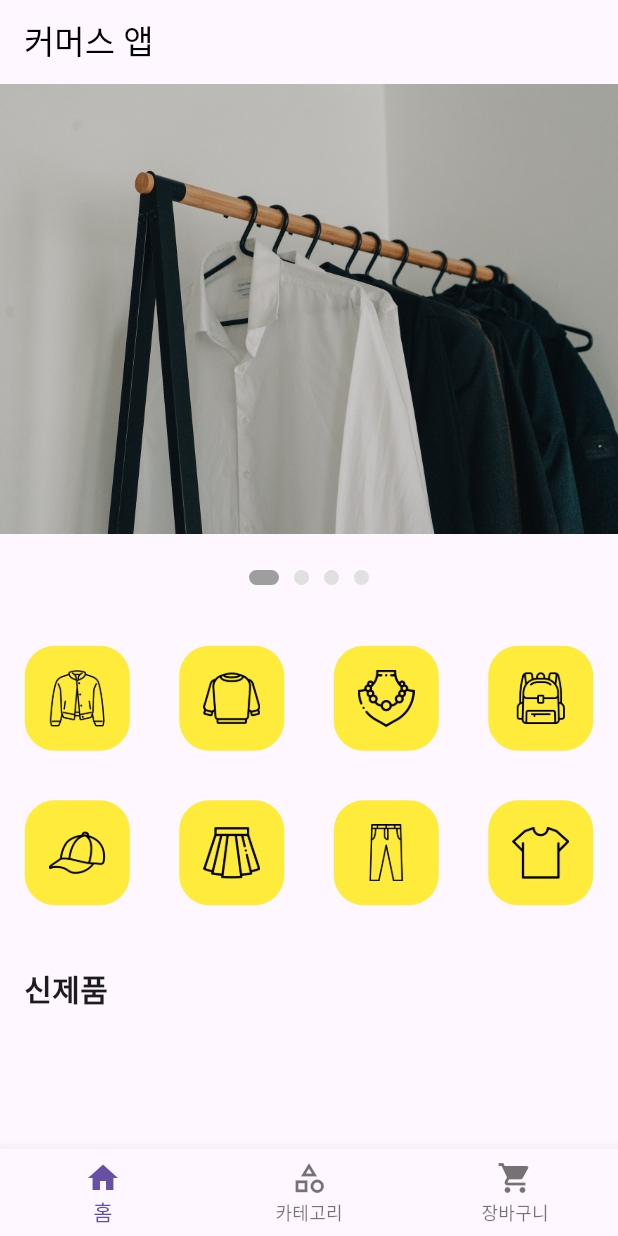
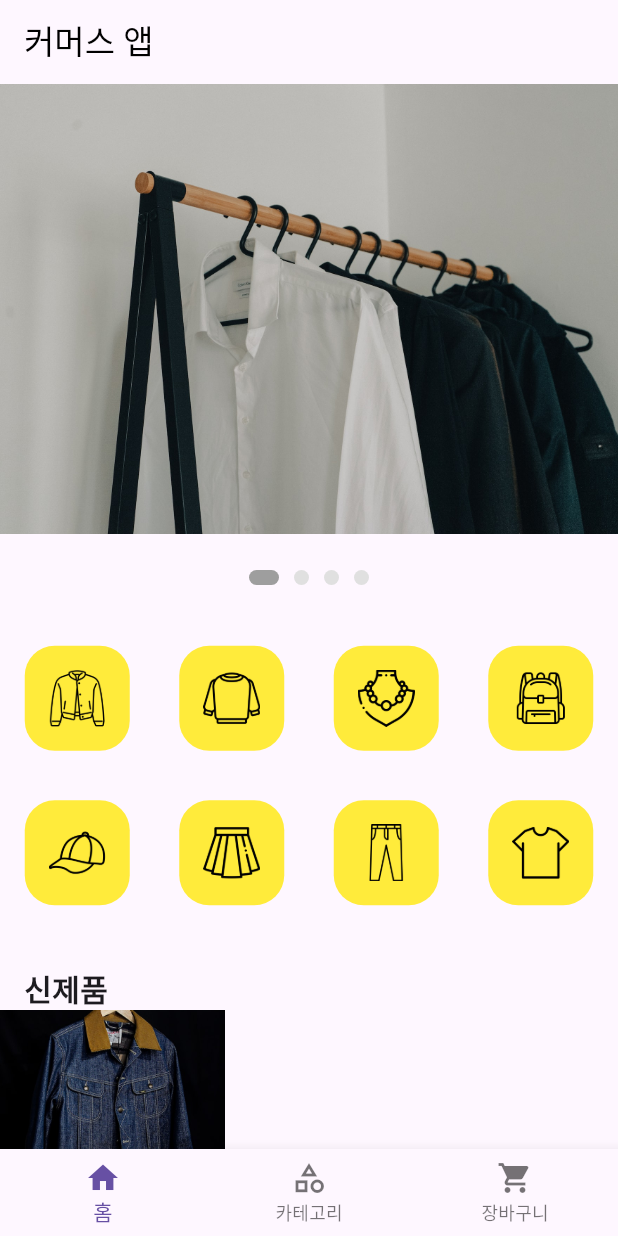
Before and after one commit to hjimin027/commerce, a Flutter app: the screen it shows after launch, on a phone screen of 412 x 824 dp. Run offline on Flutter 3.47's test engine with Material 3 defaults, Android fonts, the phone set to English and light mode, and no system bars.

Commit message:
상품 정보 띄우기

```diff
--- /dev/null
+++ b/lib/model/product_model.dart
@@ -0,0 +1,16 @@
+class ProductModel {
+  String image;
+  String name;
+  int price;
+  int reviewCount;
+  double reviewRating;
+  bool cart;
+
+  ProductModel(this.image, this.name, this.price, this.reviewCount,
+      this.reviewRating, this.cart);
+
+  @override
+  String toString() {
+    return 'ProductModel{image: $image, name: $name, price: $price, reviewCount: $reviewCount, reviewRating: $reviewRating, cart: $cart}';
+  }
+}
--- a/lib/screen/home/home_screen.dart
+++ b/lib/screen/home/home_screen.dart
@@ -1,4 +1,5 @@
 import 'package:commerce/asset_path.dart';
+import 'package:commerce/model/product_model.dart';
 import 'package:commerce/screen/home/home_widgets.dart';
 import 'package:flutter/material.dart';
 
@@ -18,6 +19,9 @@ class _HomeScreenState extends State<HomeScreen> {
   ];
 
   int currentIndex = 0;
+  List<ProductModel> newProductList = [
+    ProductModel(AssetPath.productJacketJean, "청자켓", 50000, 31, 4.8, false)
+  ];
 
   @override
   Widget build(BuildContext context) {
@@ -68,6 +72,13 @@ class _HomeScreenState extends State<HomeScreen> {
 
           SizedBox(height: 24,),
           HomeWidgets.subTitle("신제품"),
+          /// 리스트뷰를 가로 스크롤 위젯 추가
+          /// 데이터모델 추가: ProductModel
+          /// String image, String name,
+          /// int price, int reviewCount,
+          /// double reviewRating, bool cart
+
+          HomeWidgets.productHorizontal(newProductList)
         ],
       ),
     );
--- a/lib/screen/home/home_widgets.dart
+++ b/lib/screen/home/home_widgets.dart
@@ -1,18 +1,19 @@
+import 'package:commerce/model/product_model.dart';
 import 'package:flutter/cupertino.dart';
 import 'package:flutter/material.dart';
 
 class HomeWidgets {
   static Widget shortcut({required List<String> iconList}) {
-    return GridView.count(crossAxisCount: 4,
+    return GridView.count(
+      crossAxisCount: 4,
       shrinkWrap: true,
       physics: NeverScrollableScrollPhysics(),
       children: List.generate(iconList.length, (index) {
         return Column(
           mainAxisAlignment: MainAxisAlignment.center,
           children: [
-            ElevatedButton(onPressed: () {
-
-            },
+            ElevatedButton(
+              onPressed: () {},
               style: ElevatedButton.styleFrom(
                 shape: RoundedRectangleBorder(
                   borderRadius: BorderRadius.circular(20),
@@ -20,22 +21,60 @@ class HomeWidgets {
                 maximumSize: Size(70, 70),
                 padding: EdgeInsets.all(16),
                 elevation: 0,
-                  backgroundColor: Colors.yellow, //기본 배경색
-                  foregroundColor: Colors.purple  //클릭했을 때 색
+                backgroundColor: Colors.yellow,
+                //기본 배경색
+                foregroundColor: Colors.purple, //클릭했을 때 색
               ),
-                child: Image.asset(iconList[index], fit: BoxFit.cover,)),
+              child: Image.asset(iconList[index], fit: BoxFit.cover),
+            ),
           ],
         );
-      },),
+      }),
     );
   }
 
   static Widget subTitle(String title) {
     return Row(
       children: [
-        SizedBox(width: 16,),
-        Text(title, style: TextStyle(fontSize: 20, fontWeight: FontWeight.bold),)
+        SizedBox(width: 16),
+        Text(
+          title,
+          style: TextStyle(fontSize: 20, fontWeight: FontWeight.bold),
+        ),
       ],
     );
   }
+
+  static Widget productHorizontal(List<ProductModel> dataList) {
+    return SizedBox(
+      height: 300,
+      child: ListView.builder(
+        scrollDirection: Axis.horizontal,
+        itemCount: dataList.length,
+        itemBuilder: (context, index) {
+          var productModel = dataList[index];
+          return SizedBox(
+            width: 150,
+            child: Column(
+              crossAxisAlignment: CrossAxisAlignment.start,
+              children: [
+                Image.asset(
+                  productModel.image,
+                  width: double.infinity, height: 150,
+                  fit: BoxFit.cover,
+                ),
+                SizedBox(height: 4),
+                Text(
+                  productModel.name,
+                  style: TextStyle(fontSize: 16, fontWeight: FontWeight.w600),
+                ),
+                Text("${productModel.price}원"),
+                Text("${productModel.reviewRating}(${productModel.reviewCount})")
+              ],
+            ),
+          );
+        },
+      ),
+    );
   }
+}
```
Lines whose indentation alone changed are shown as unchanged.
